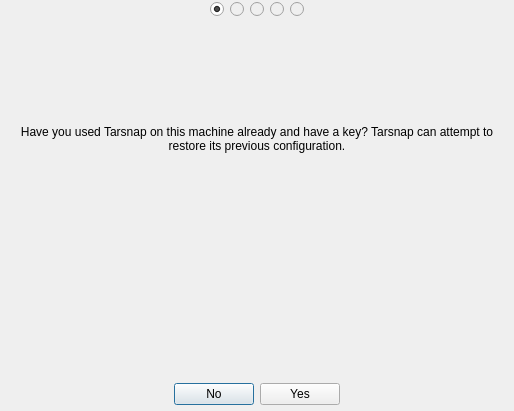
First picture: the form in forms/setupdialog.ui, repository Tarsnap/tarsnap-gui, before the edit.
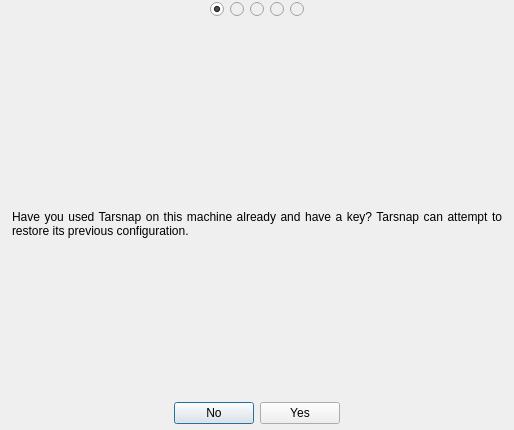
Second picture: the form after the edit. The open tabs and pages were chosen to show the change. Icons and pictures are not drawn.

Commit message:
Fix display issues for the Setup wizard.
Discovered on Linuxes.

What changed in the file:
```diff
--- a/forms/setupdialog.ui
+++ b/forms/setupdialog.ui
@@ -12,8 +12,8 @@
   </property>
   <property name="minimumSize">
    <size>
-    <width>514</width>
-    <height>400</height>
+    <width>500</width>
+    <height>430</height>
    </size>
   </property>
   <property name="acceptDrops">
@@ -594,19 +594,45 @@
        <property name="bottomMargin">
         <number>0</number>
        </property>
+       <item>
+        <spacer name="verticalSpacer_3">
+         <property name="orientation">
+          <enum>Qt::Vertical</enum>
+         </property>
+         <property name="sizeHint" stdset="0">
+          <size>
+           <width>20</width>
+           <height>40</height>
+          </size>
+         </property>
+        </spacer>
+       </item>
        <item>
         <widget class="QLabel" name="label_3">
          <property name="text">
           <string>Have you used Tarsnap on this machine already and have a key? Tarsnap can attempt to restore its previous configuration.</string>
          </property>
          <property name="alignment">
-          <set>Qt::AlignCenter</set>
+          <set>Qt::AlignJustify|Qt::AlignVCenter</set>
          </property>
          <property name="wordWrap">
           <bool>true</bool>
          </property>
         </widget>
        </item>
+       <item>
+        <spacer name="verticalSpacer_4">
+         <property name="orientation">
+          <enum>Qt::Vertical</enum>
+         </property>
+         <property name="sizeHint" stdset="0">
+          <size>
+           <width>20</width>
+           <height>40</height>
+          </size>
+         </property>
+        </spacer>
+       </item>
        <item alignment="Qt::AlignBottom">
         <widget class="QWidget" name="buttonBox_2" native="true">
          <layout class="QHBoxLayout" name="horizontalLayout_2">
```
Left out of the diff: 10 changed lines with no effect on the pictures.
